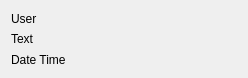
The window that ChatStructs/messagewidget.ui (MaksMN/QTchat) describes before a commit, drawn with Qt 5.
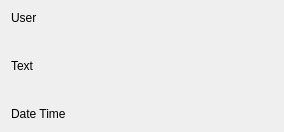
The same window after the commit.

```diff
--- a/ChatStructs/messagewidget.ui
+++ b/ChatStructs/messagewidget.ui
@@ -6,10 +6,16 @@
    <rect>
     <x>0</x>
     <y>0</y>
-    <width>248</width>
-    <height>78</height>
+    <width>284</width>
+    <height>132</height>
    </rect>
   </property>
+  <property name="sizePolicy">
+   <sizepolicy hsizetype="Expanding" vsizetype="Expanding">
+    <horstretch>0</horstretch>
+    <verstretch>0</verstretch>
+   </sizepolicy>
+  </property>
   <property name="windowTitle">
    <string>Form</string>
   </property>
@@ -23,6 +29,12 @@
    </item>
    <item>
     <widget class="QLabel" name="labelText">
+     <property name="sizePolicy">
+      <sizepolicy hsizetype="Preferred" vsizetype="Expanding">
+       <horstretch>0</horstretch>
+       <verstretch>0</verstretch>
+      </sizepolicy>
+     </property>
      <property name="text">
       <string>Text</string>
      </property>
```
